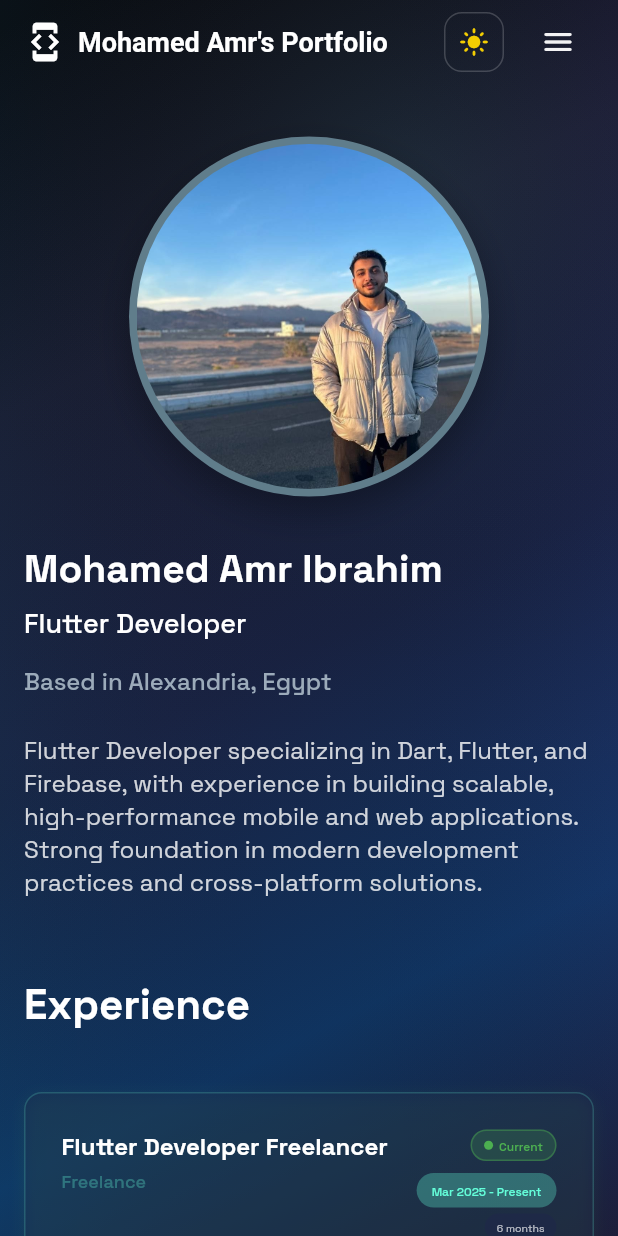
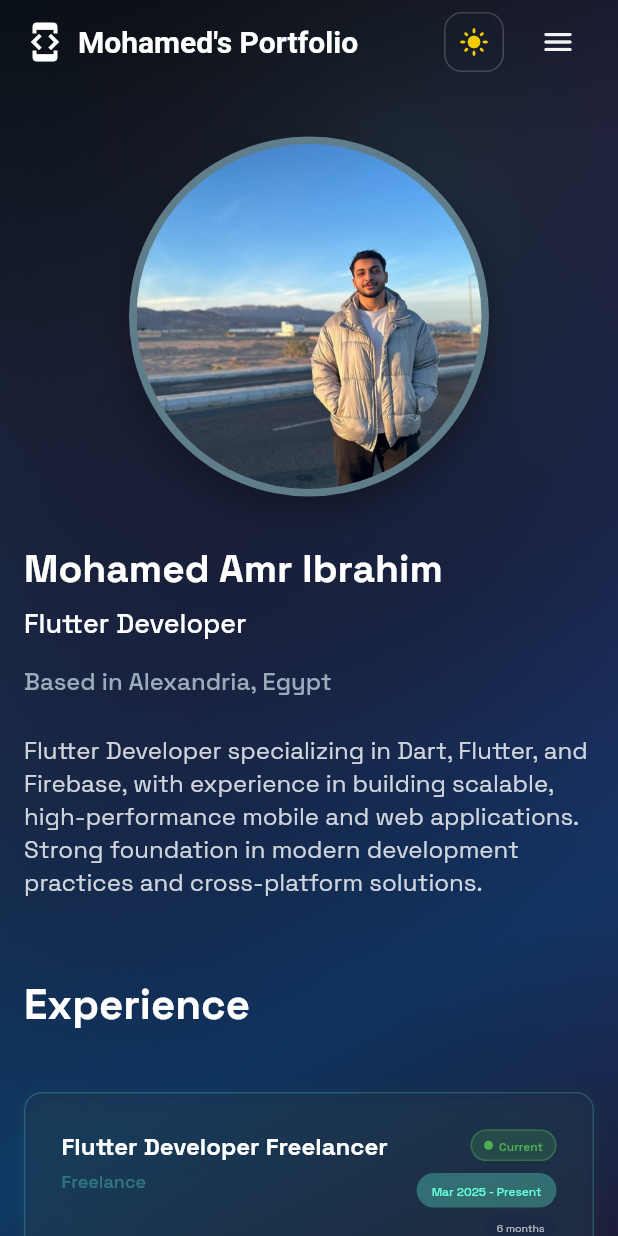
Before and after one commit to mohamedamrr13/mohamed_amr_portfolio, a Flutter app: the screen it shows after launch, on a phone screen of 412 x 824 dp. Run offline on Flutter 3.47's test engine with Material 3 defaults, Android fonts, the phone set to English and light mode, and no system bars; drawn by our look-alikes of animated_text_kit, flutter_animate; our stand-ins replace flutter_staggered_animations, flutter_svg, lottie, shared_preferences, visibility_detector; missing offline and left inert: seo.

Commit message:
edit appbar

```diff
--- a/lib/features/home/presentation/home_screen.dart
+++ b/lib/features/home/presentation/home_screen.dart
@@ -195,15 +195,15 @@ class _HomeScreenState extends State<HomeScreen>
                                 style: TextStyle(
                                   fontSize:
                                       Responsive.isTablet(context) || isMobile
-                                          ? (_isScrolled ? 16 : 18)
-                                          : (_isScrolled ? 20 : 22),
+                                          ? (_isScrolled ? 16 : 20)
+                                          : (_isScrolled ? 18 : 22),
                                   fontWeight: FontWeight.bold,
                                   color:
                                       themeProvider.isDarkMode
                                           ? AppColors.white
                                           : const Color(0xFF1A202C),
                                 ),
-                                child: const Text("Mohamed Amr's Portfolio"),
+                                child: const Text("Mohamed's Portfolio"),
                               ),
                             ],
                           ),
```
